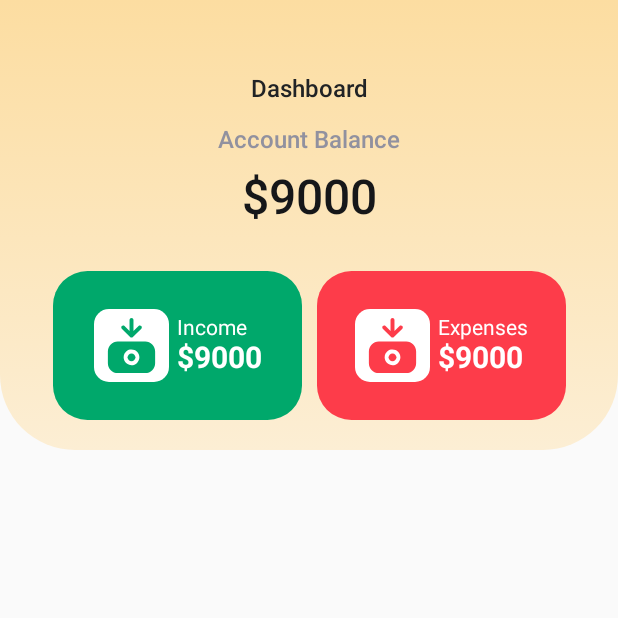
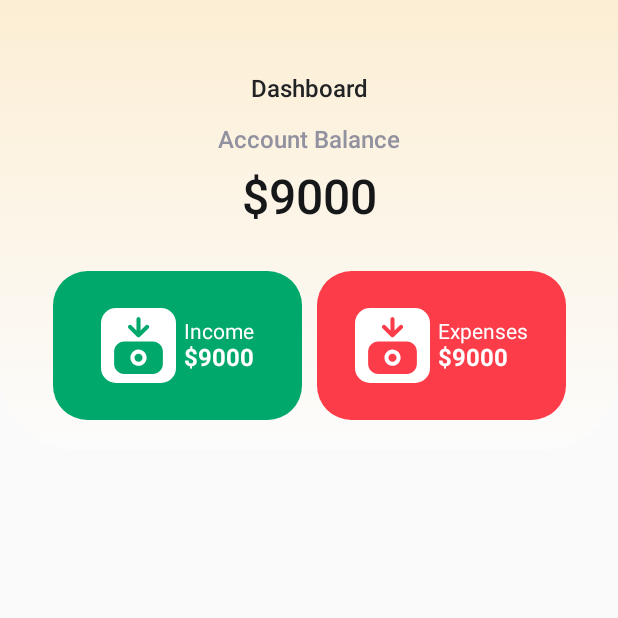
Before and after one commit to MrDenine/Expensy, an Android app built with Jetpack Compose: the screen it shows after launch (MainActivity), on a phone screen of 412 x 824 dp, the top half of it. Run offline under Robolectric (Android 15) with nearby library versions, the phone set to English and light mode, and no system bars.

Commit message:
Add TopAppBarContainer Compose

```diff
--- a/app/src/main/java/th/learn/expensy/compose/utils/TopAppBarContainer.kt
+++ b/app/src/main/java/th/learn/expensy/compose/utils/TopAppBarContainer.kt
@@ -47,8 +47,8 @@ fun TopAppBarContainer(
             .background(
                 brush = Brush.verticalGradient(
                     colors = listOf(
-                        colorResource(id = R.color.yellow_40),
-                        colorResource(id = R.color.yellow_20)
+                        colorResource(id = R.color.yellow_20),
+                        colorResource(id = R.color.light_80)
                     )
                 )
             )
@@ -122,14 +122,8 @@ fun ValueBox(
     Box (
         modifier = Modifier
             .width(166.dp)
-            .height(99.dp)
             .clip(RoundedCornerShape(23.dp))
             .background(color)
-    ) {
-        Column (
-            modifier = Modifier
-                .fillMaxSize()
-                .padding(25.dp,),
     ) {
         Row (
             modifier = Modifier.fillMaxSize(),
@@ -169,13 +163,10 @@ fun ValueBox(
                     style = TextStyle(
                         color = colorResource(id = R.color.light_100),
                         fontWeight = FontWeight.Bold,
-                                fontSize = 20.sp
+                        fontSize = 16.sp
                     )
                 )
             }
-        }
-
-
         }
     }
 }
```
Lines whose indentation alone changed are shown as unchanged.
